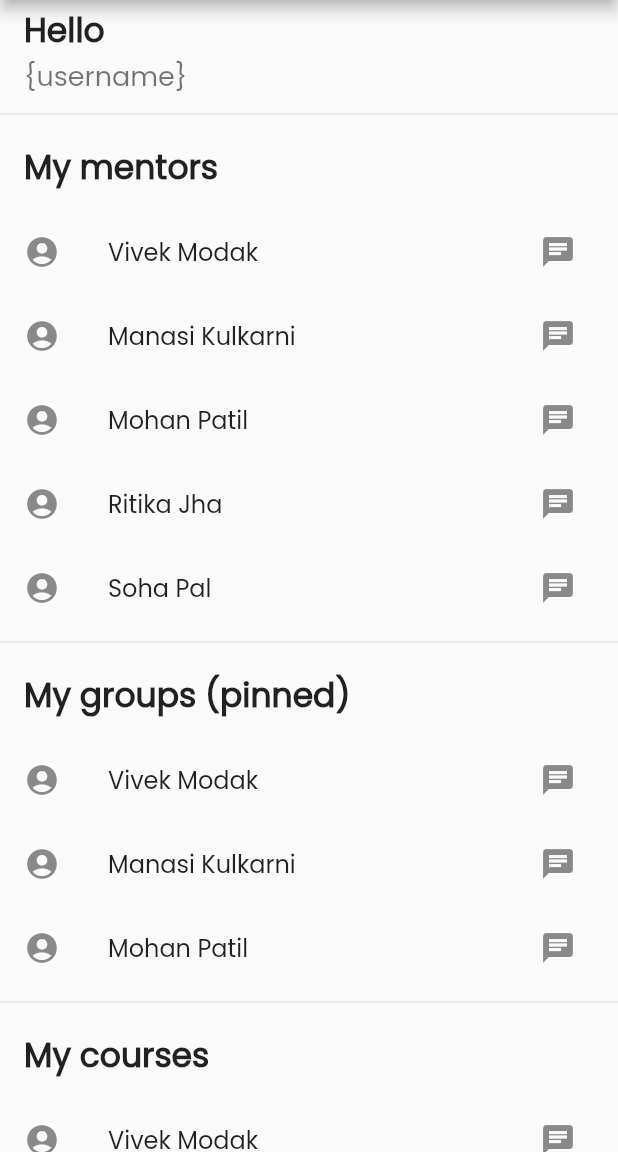
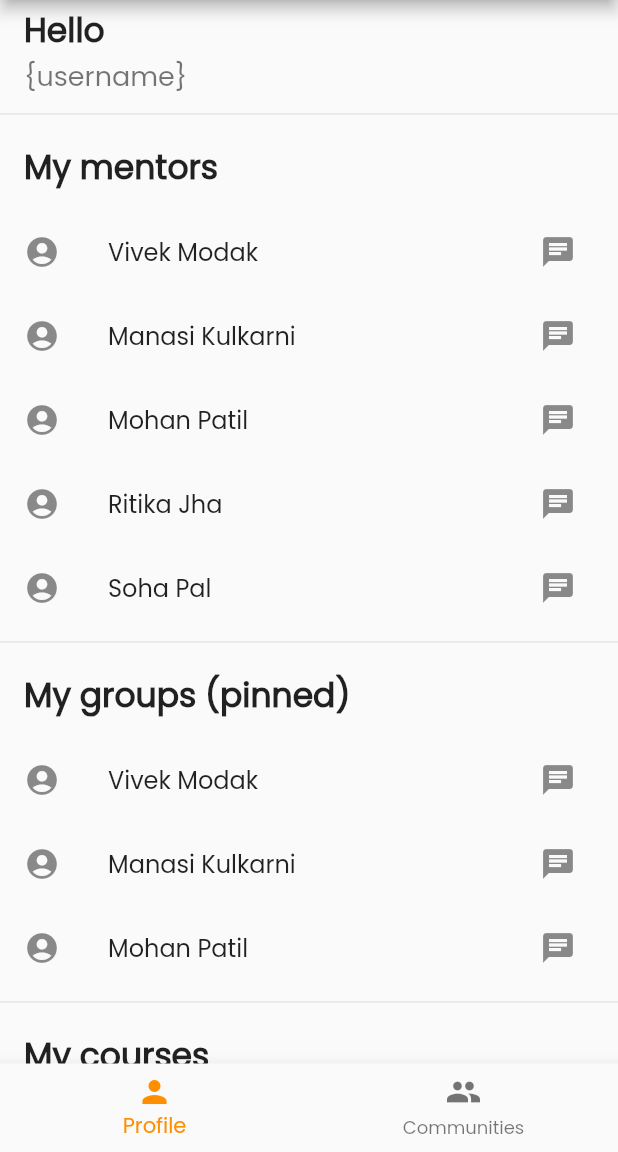
Before and after one commit to soaham-pimparkar/mentor-connect-app, a Flutter app: the MenteeDashboardView screen opened by its route, on a phone screen of 412 x 824 dp, the part 84-1236 px from its top. Run offline on Flutter 3.47's test engine with Material 2 defaults, Android fonts, the phone set to English and light mode, and no system bars; our stand-ins replace cloud_firestore, firebase_auth, firebase_core, flutter_chat_types, flutter_chat_ui, get and 1 more; accounts and stored records are empty; statements that could not run were skipped.

Commit message:
Community Screen Added

```diff
--- /dev/null
+++ b/eyic/lib/api/models/community_model.dart
@@ -0,0 +1,19 @@
+import 'package:flutter/material.dart';
+
+class Community {
+  String name;
+  IconData icon;
+
+  Community({required this.name, required this.icon});
+
+  static var communities = [
+    Community(name: "Crypto", icon: Icons.currency_bitcoin),
+    Community(name: "App Dev", icon: Icons.mobile_friendly),
+    Community(name: "Academics", icon: Icons.school),
+    Community(name: "Clock", icon: Icons.alarm),
+    Community(name: "Home", icon: Icons.home),
+    Community(name: "Photography", icon: Icons.camera),
+    Community(name: "Mechianic", icon: Icons.car_repair),
+    Community(name: "Bus", icon: Icons.bus_alert),
+  ];
+}
--- a/eyic/lib/screens/mentee/home_view/mentee_home_view.dart
+++ b/eyic/lib/screens/mentee/home_view/mentee_home_view.dart
@@ -1,5 +1,7 @@
 import 'package:eyic/api/models/mentee_model.dart';
 import 'package:flutter/material.dart';
+
+import '../../community/communities_home_screen.dart';
 
 final _mentor = [
   MenteeModel(
@@ -64,17 +66,22 @@ final _mentor = [
       tokens: 0),
 ];
 
-class MenteeDashboardView extends StatelessWidget {
+class MenteeDashboardView extends StatefulWidget {
   const MenteeDashboardView({super.key});
 
   @override
+  State<MenteeDashboardView> createState() => _MenteeDashboardViewState();
+}
+
+class _MenteeDashboardViewState extends State<MenteeDashboardView> {
+  int _currentScreenIndex = 0;
+
+  @override
   Widget build(BuildContext context) {
-    return Scaffold(
-      drawer: const Drawer(),
-      appBar: AppBar(
-        title: const Text("Mentorspace"),
-      ),
-      body: SingleChildScrollView(
+    Widget _currentView(int index) {
+      switch (index) {
+        case 0:
+          return SingleChildScrollView(
             child: Column(
               children: [
                 const ListTile(
@@ -181,6 +188,38 @@ class MenteeDashboardView extends StatelessWidget {
                 ),
               ],
             ),
+          );
+        case 1:
+          return CommunitiesHomeScreen();
+        default:
+          return Text("Kahitr Gandlay");
+      }
+    }
+
+    return Scaffold(
+      drawer: const Drawer(),
+      appBar: AppBar(
+        title: const Text("Mentorspace"),
+      ),
+      body: _currentView(_currentScreenIndex),
+      bottomNavigationBar: BottomNavigationBar(
+        items: const <BottomNavigationBarItem>[
+          BottomNavigationBarItem(
+            icon: Icon(Icons.person),
+            label: 'Profile',
+          ),
+          BottomNavigationBarItem(
+            icon: Icon(Icons.people),
+            label: 'Communities',
+          ),
+        ],
+        currentIndex: _currentScreenIndex,
+        selectedItemColor: Colors.amber[800],
+        onTap: (index) {
+          setState(() {
+            _currentScreenIndex = index;
+          });
+        },
       ),
     );
   }
```
Also changed, not shown: eyic/lib/screens/community/communities_home_screen.dart (added, +46 -0 lines), eyic/lib/screens/mentor/mentor_home_view.dart (+46 -8 lines). Lines whose indentation alone changed are shown as unchanged.
